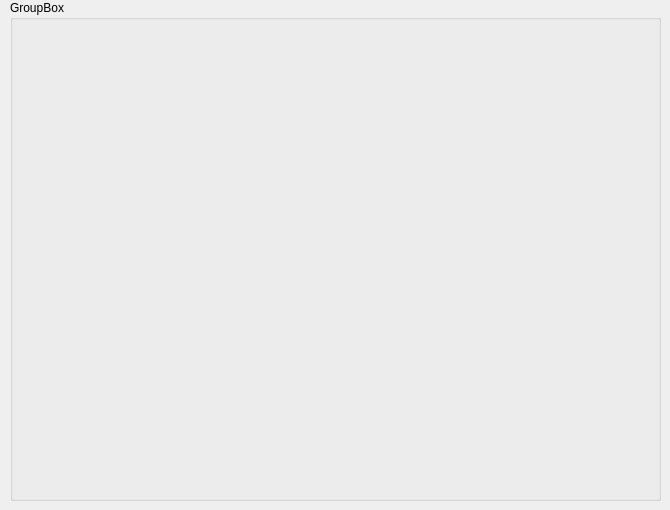
Old version of the form Software/View/forms/frame_widget.ui in the repository mathbarc/multiview-futtracker.
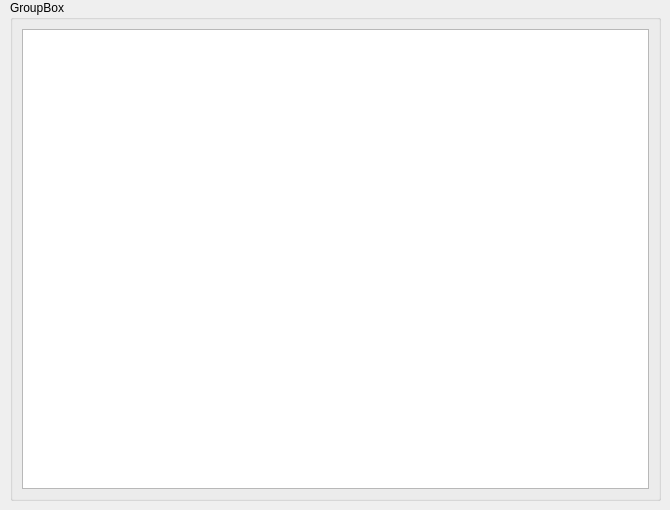
New version of the form.

What changed in the file:
```diff
--- a/Software/View/forms/frame_widget.ui
+++ b/Software/View/forms/frame_widget.ui
@@ -39,20 +39,7 @@
    </property>
    <layout class="QHBoxLayout" name="horizontalLayout">
     <item>
-     <widget class="QLabel" name="label_frame">
-      <property name="sizePolicy">
-       <sizepolicy hsizetype="Expanding" vsizetype="Expanding">
-        <horstretch>0</horstretch>
-        <verstretch>0</verstretch>
-       </sizepolicy>
-      </property>
-      <property name="text">
-       <string/>
-      </property>
-      <property name="scaledContents">
-       <bool>true</bool>
-      </property>
-     </widget>
+     <widget class="QGraphicsView" name="graphicsView_image"/>
     </item>
    </layout>
   </widget>
```
